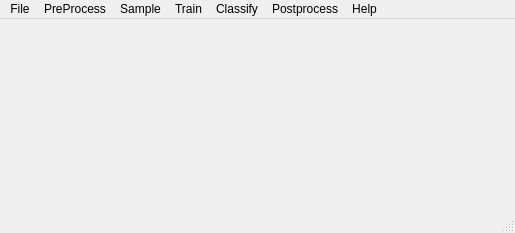
This is ui/MainWin.ui in scrssys/semantic_segment_RSImage as Qt 5 draws it before an edit. The edited form follows.
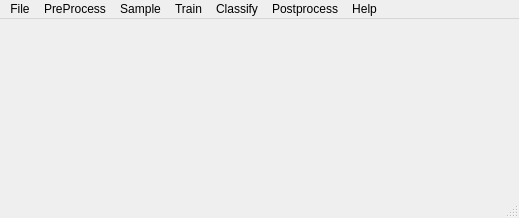
This is the edited form.

The edit to the form file:
```diff
--- a/ui/MainWin.ui
+++ b/ui/MainWin.ui
@@ -6,8 +6,8 @@
    <rect>
     <x>0</x>
     <y>0</y>
-    <width>515</width>
-    <height>233</height>
+    <width>519</width>
+    <height>218</height>
    </rect>
   </property>
   <property name="windowTitle">
@@ -19,8 +19,8 @@
     <rect>
      <x>0</x>
      <y>0</y>
-     <width>515</width>
-     <height>19</height>
+     <width>519</width>
+     <height>18</height>
     </rect>
    </property>
    <property name="defaultUp">
```
Left out of the diff: 47 changed lines with no effect on the pictures.
